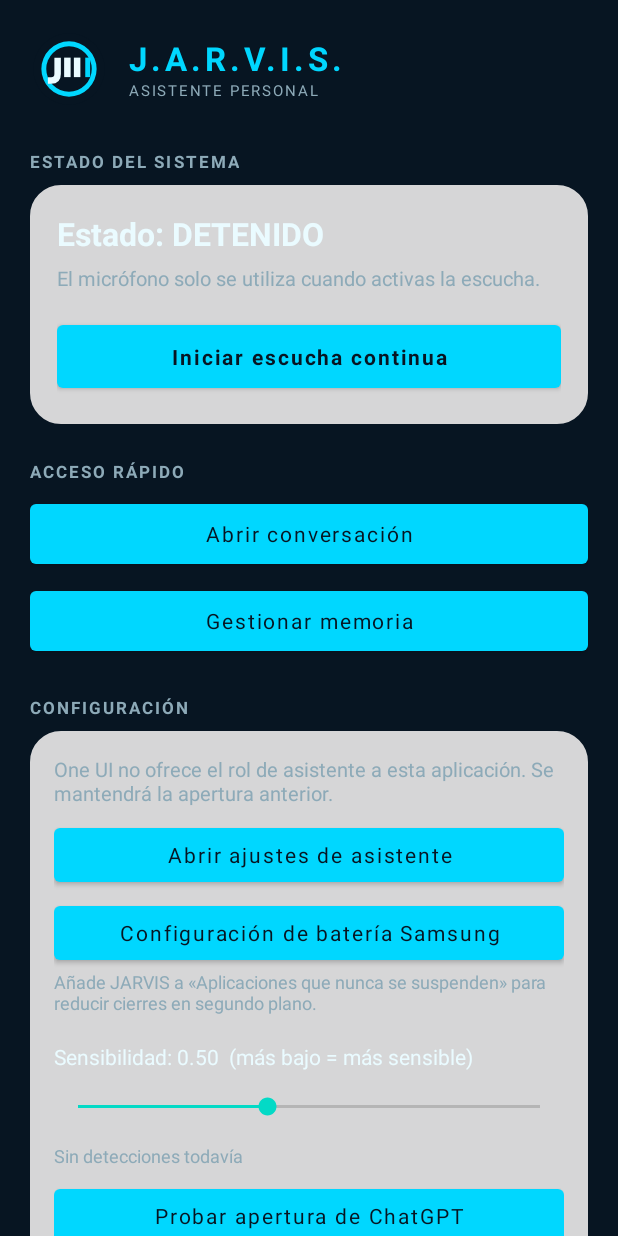
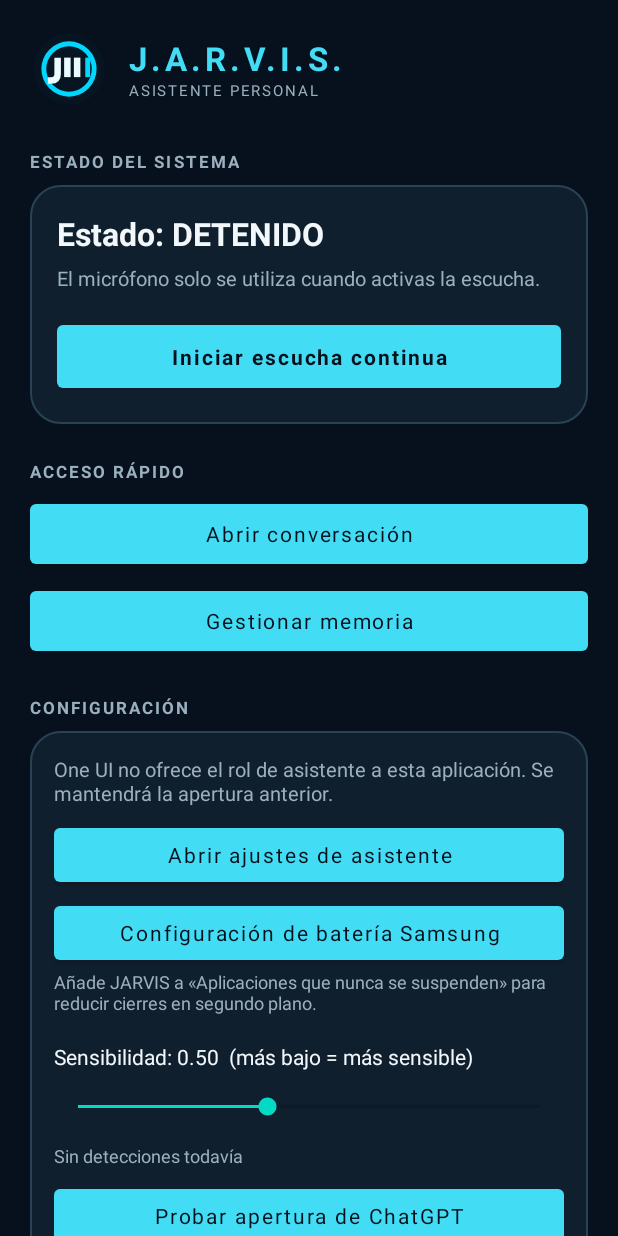
Before and after one commit to santiagozc2014-star/JARVIS-comando-de-voz-, an Android app: the screen it shows after launch (MainActivity), on a phone screen of 412 x 824 dp. Run offline under Robolectric (Android 15) with nearby library versions, the phone set to English and light mode, and no system bars.

Commit message:
ui: refresh JARVIS Android visual design

```diff
--- a/app/src/main/res/values/colors.xml
+++ b/app/src/main/res/values/colors.xml
@@ -1,7 +1,2 @@
 <?xml version="1.0" encoding="utf-8"?>
-<resources>
-    <color name="jarvis_background">#071522</color>
-    <color name="jarvis_cyan">#00D7FF</color>
-    <color name="jarvis_text">#EAFBFF</color>
-    <color name="jarvis_muted">#8DAAB8</color>
-</resources>
+<resources><color name="jarvis_background">#07111D</color><color name="jarvis_surface">#101F2E</color><color name="jarvis_surface_raised">#162A3B</color><color name="jarvis_cyan">#42DDF5</color><color name="jarvis_cyan_dim">#1B8299</color><color name="jarvis_text">#F1F7FA</color><color name="jarvis_muted">#9BB0BE</color><color name="jarvis_outline">#294354</color><color name="jarvis_success">#65D6A3</color><color name="jarvis_warning">#F2C879</color></resources>
```
